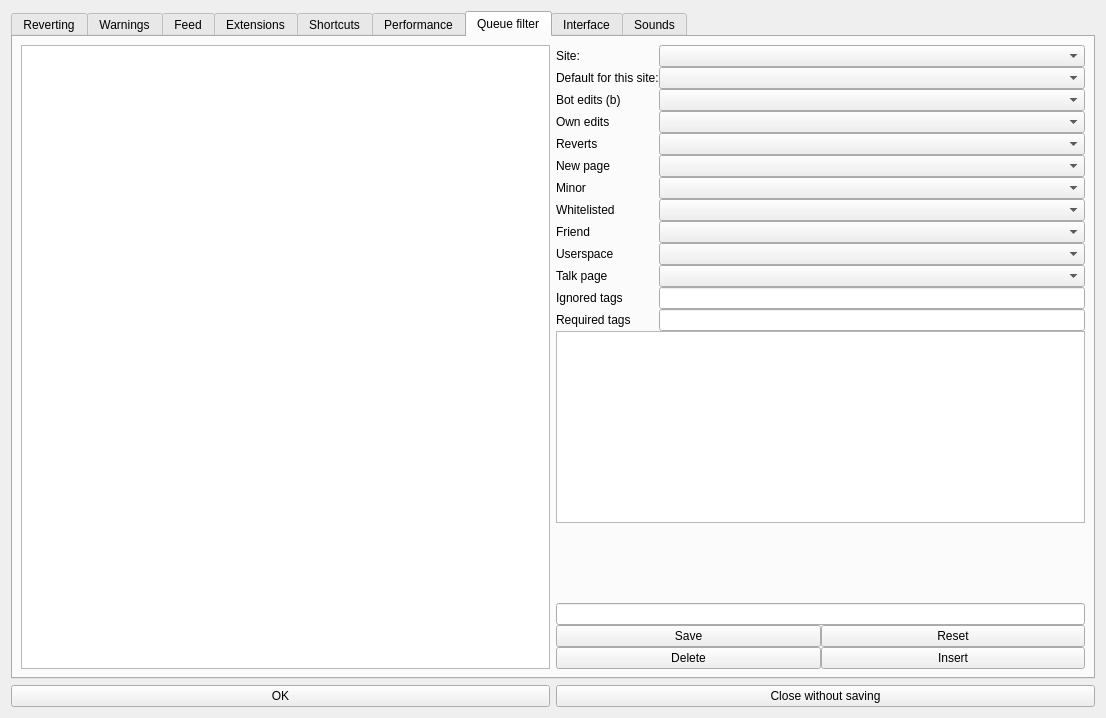
First picture: the form in huggle/preferences.ui, repository huggle/huggle3-qt-lx, before the edit.
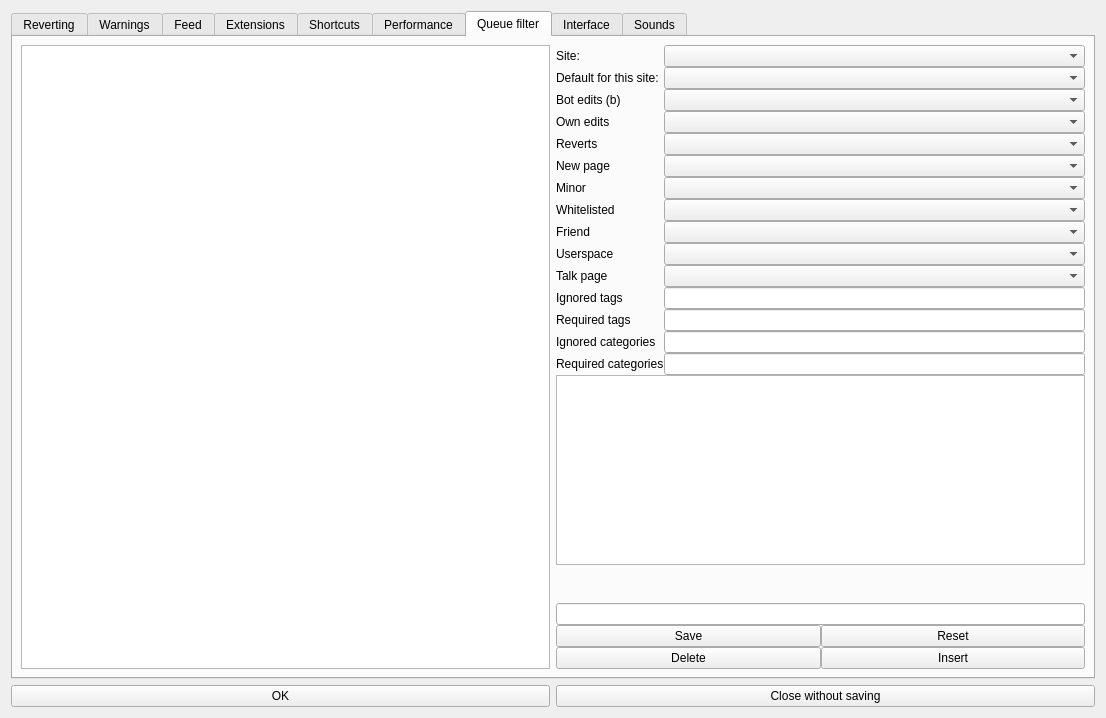
Second picture: the form after the edit. The open tabs and pages were chosen to show the change. Icons and pictures are not drawn.

Commit message: Add GUI for category filtering

The edit to the form file:
```diff
--- a/huggle/preferences.ui
+++ b/huggle/preferences.ui
@@ -718,6 +718,28 @@
            <item row="13" column="1">
             <widget class="QLineEdit" name="leRequiredTags"/>
            </item>
+
+           <item row="14" column="0">
+            <widget class="QLabel" name="lFilterIgnoredCategories">
+             <property name="text">
+              <string>Ignored categories</string>
+             </property>
+            </widget>
+           </item>
+           <item row="15" column="0">
+            <widget class="QLabel" name="lRequiredCategories">
+             <property name="text">
+              <string>Required categories</string>
+             </property>
+            </widget>
+           </item>
+           <item row="14" column="1">
+            <widget class="QLineEdit" name="leIgnoredCategories"/>
+           </item>
+           <item row="15" column="1">
+            <widget class="QLineEdit" name="leRequiredCategories"/>
+           </item>
+
           </layout>
          </item>
          <item>
```
The commit also changes 2 other files.
